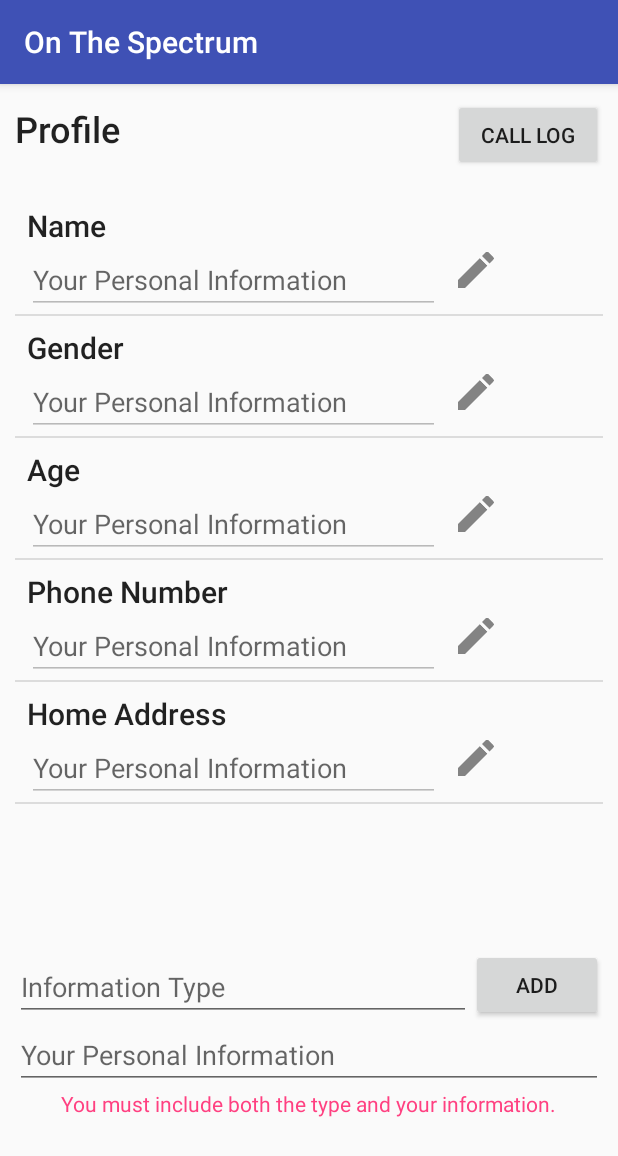
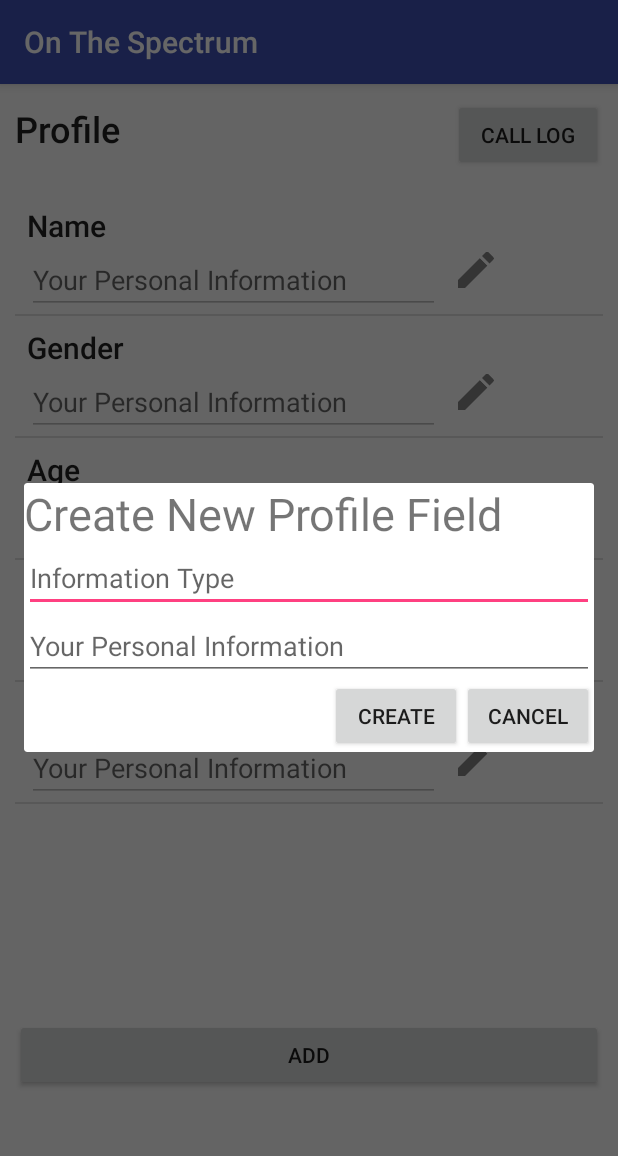
Before and after one commit to mat2567/OnTheSpectrum, an Android app: the ProfileActivity screen opened directly, with no data from a screen before it, after a tap on "ADD", on a phone screen of 412 x 824 dp. Shown: the top 1156 px of the screen. Run offline under Robolectric (Android 15) with nearby library versions, the light colour scheme and no system bars.

Commit message:
Moved the "Adding" feature from the Profile page to a dialog box that pops up after pressing a button.

```diff
--- a/app/src/main/java/com/ots/tdd/onthespectrum/ProfileActivity.java
+++ b/app/src/main/java/com/ots/tdd/onthespectrum/ProfileActivity.java
@@ -1,10 +1,13 @@
 package com.ots.tdd.onthespectrum;
 
+import android.app.Dialog;
 import android.content.Context;
+import android.content.DialogInterface;
 import android.content.Intent;
 import android.content.SharedPreferences;
 import android.graphics.Color;
 import android.os.Bundle;
+import android.support.v7.app.AlertDialog;
 import android.support.v7.app.AppCompatActivity;
 import android.text.Editable;
 import android.text.TextWatcher;
@@ -145,38 +148,7 @@ public class ProfileActivity extends AppCompatActivity {
         listV.setAdapter(adapter);
         //this is added in attempt to prevent the edittext from being refreshed
         listV.setItemsCanFocus(true);
-        editInfoType=(EditText)findViewById(R.id.infoType);
-        editUserInfo = (EditText)findViewById(R.id.userInfo);
 
-        alertTextView = (TextView)findViewById(R.id.alert);
-        Button btAdd=(Button)findViewById(R.id.btAdd);
-        btAdd.setOnClickListener(new View.OnClickListener() {
-            @Override
-            public void onClick(View v) {
-                if (!SettingsActivity.isLocked) {
-                    String newType = editInfoType.getText().toString();
-                    String newInfo = editUserInfo.getText().toString();
-
-                    if (!newType.isEmpty() && !newInfo.isEmpty()) {
-                        alertTextView.setTextColor(Color.argb(0, 255, 64, 129));
-                        // add new item to arraylist
-                        itemList.add(new ProfileElement(newType, newInfo, profileElementCounter));
-                        profileElementCounter++;
-                        // notify listview of data changed
-                        adapter.notifyDataSetChanged();
-
-                        // resets the text boxes
-                        editInfoType.setText("");
-                        editUserInfo.setText("");
-                    } else {
-                        alertTextView.setTextColor(Color.argb(255, 255, 64, 129));
-                    }
-                } else {
-                    displayExceptionMessage("Customization is Locked");
-                }
-            }
-
-        });
 
         // Set button listener
         Button callLogButton =(Button)findViewById(R.id.callLogButton);
@@ -293,4 +265,54 @@ public class ProfileActivity extends AppCompatActivity {
     {
         Toast.makeText(this, msg, Toast.LENGTH_SHORT).show();
     }
+
+    public void showPopUp(View v) {
+
+        final Dialog dialog = new Dialog(this);
+        dialog.setContentView(R.layout.add_field_dialog);
+
+        dialog.setTitle("Create New Profile Field");
+        dialog.setCancelable(true);
+
+        Button createField = (Button) dialog.findViewById(R.id.createFieldButton);
+        Button cancelField = (Button) dialog.findViewById(R.id.cancelFieldButton);
+
+        createField.setOnClickListener(new View.OnClickListener() {
+            @Override
+            public void onClick(View v) {
+                EditText newField = (EditText) dialog.findViewById(R.id.fieldEditText);
+                EditText newInfo = (EditText) dialog.findViewById(R.id.infoEditText);
+                if(newField.getText().toString().isEmpty() || newInfo.getText().toString().isEmpty()){
+                    displayExceptionMessage("Please fill out both text boxes.");
+                } else{
+                    if (!SettingsActivity.isLocked) {
+                        String newFieldString = newField.getText().toString();
+                        String newInfoString = newInfo.getText().toString();
+
+                        // add new item to arraylist
+                        itemList.add(new ProfileElement(newFieldString, newInfoString, profileElementCounter));
+                        profileElementCounter++;
+                        // notify listview of data changed
+                        adapter.notifyDataSetChanged();
+
+                    } else {
+                        displayExceptionMessage("Customization is Locked");
+                    }
+
+                    dialog.dismiss();
+                }
+            }
+        });
+
+        cancelField.setOnClickListener(new View.OnClickListener() {
+            @Override
+            public void onClick(View v) {
+                dialog.dismiss();
+            }
+        });
+
+        dialog.show();
+
+
+    }
 }
--- a/app/src/main/res/layout/activity_profile.xml
+++ b/app/src/main/res/layout/activity_profile.xml
@@ -39,53 +39,11 @@
         android:layout_height="327dp"
         android:layout_weight="0.72"></ListView>
 
-    <RelativeLayout
+    <Button
+        android:id="@+id/addProfileButton"
         android:layout_width="match_parent"
-        android:layout_height="wrap_content">
-
-        <EditText
-            android:id="@+id/infoType"
-            android:layout_width="200dp"
-            android:layout_height="wrap_content"
-            android:hint="Information Type"
-            android:layout_above="@+id/userInfo"
-            android:layout_alignParentLeft="true"
-            android:layout_alignParentStart="true"
-            android:layout_toLeftOf="@+id/btAdd"
-            android:layout_toStartOf="@+id/btAdd" />
-
-        <EditText
-            android:id="@+id/userInfo"
-            android:layout_width="wrap_content"
-            android:layout_height="wrap_content"
-            android:layout_alignParentEnd="true"
-            android:layout_alignParentLeft="true"
-            android:layout_alignParentRight="true"
-            android:layout_alignParentStart="true"
-            android:layout_below="@+id/btAdd"
-            android:ems="10"
-            android:hint="Your Personal Information"
-            android:inputType="textPersonName" />
-
-        <Button
-            android:id="@+id/btAdd"
-            android:layout_width="wrap_content"
-            android:layout_height="wrap_content"
-            android:layout_alignParentEnd="true"
-            android:layout_alignParentRight="true"
-            android:layout_alignParentTop="true"
-            android:text="Add" />
-
-        <TextView
-            android:id="@+id/alert"
-            android:layout_width="wrap_content"
-            android:layout_height="wrap_content"
-            android:layout_below="@+id/userInfo"
-            android:layout_centerHorizontal="true"
-            android:clickable="false"
-            android:editable="false"
-            android:text="You must include both the type and your information."
-            android:textColor="@color/colorAccent" />
-    </RelativeLayout>
+        android:layout_height="wrap_content"
+        android:onClick="showPopUp"
+        android:text="Add" />
 
 </LinearLayout>
--- /dev/null
+++ b/app/src/main/res/layout/add_field_dialog.xml
@@ -0,0 +1,58 @@
+<?xml version="1.0" encoding="utf-8"?>
+<LinearLayout
+    xmlns:android="http://schemas.android.com/apk/res/android"
+    android:layout_width="wrap_content"
+    android:layout_height="wrap_content"
+    android:orientation="vertical">
+
+    <TextView
+        android:id="@+id/textView2"
+        android:layout_width="match_parent"
+        android:layout_height="wrap_content"
+        android:text="Create New Profile Field"
+        android:textSize="30sp" />
+
+    <EditText
+        android:id="@+id/fieldEditText"
+        android:layout_width="fill_parent"
+        android:layout_height="wrap_content"
+        android:focusable="true"
+        android:focusableInTouchMode="true"
+        android:hint="Information Type"
+        android:inputType="textCapWords" />
+
+    <EditText
+        android:id="@+id/infoEditText"
+        android:layout_width="match_parent"
+        android:layout_height="wrap_content"
+        android:ems="10"
+        android:hint="Your Personal Information"
+        android:inputType="textCapWords" />
+
+    <LinearLayout
+        android:layout_width="fill_parent"
+        android:layout_height="wrap_content"
+        android:weightSum="1"
+        android:orientation="horizontal">
+
+        <View
+            android:layout_width="wrap_content"
+            android:layout_height="1dp"
+            android:layout_weight="1" />
+
+        <Button
+            android:id="@+id/createFieldButton"
+            android:layout_width="wrap_content"
+            android:layout_height="wrap_content"
+            android:layout_weight="1"
+            android:text="Create" />
+
+        <Button
+            android:id="@+id/cancelFieldButton"
+            android:layout_width="wrap_content"
+            android:layout_height="wrap_content"
+            android:layout_weight="1"
+            android:text="Cancel"/>
+
+    </LinearLayout>
+</LinearLayout>
```
